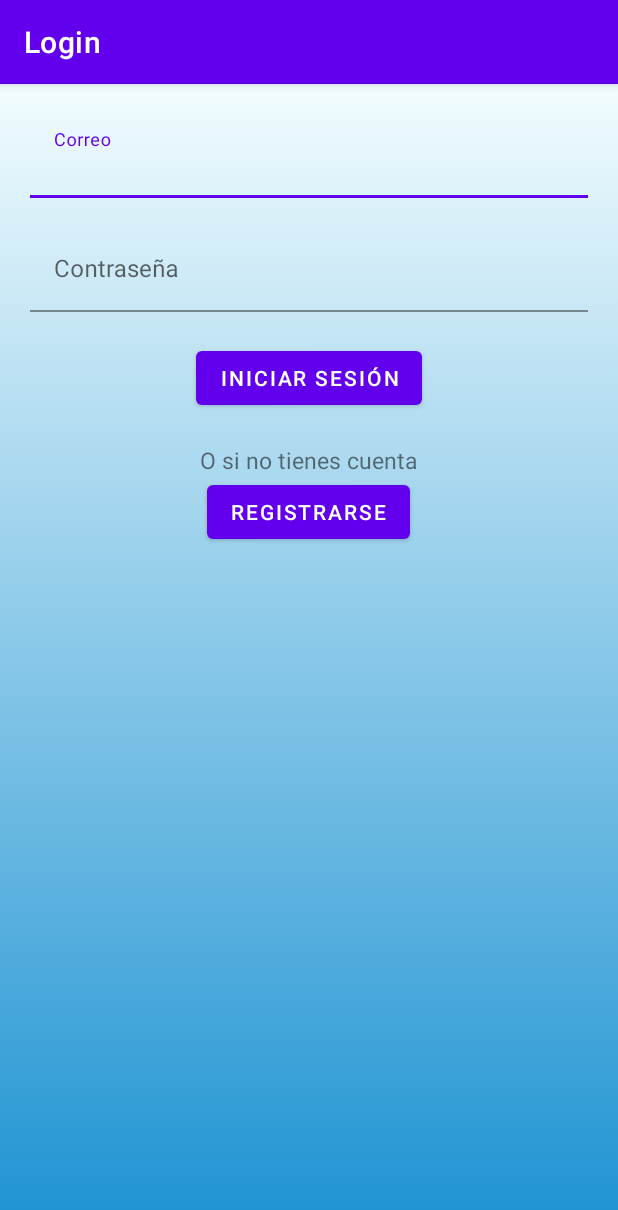
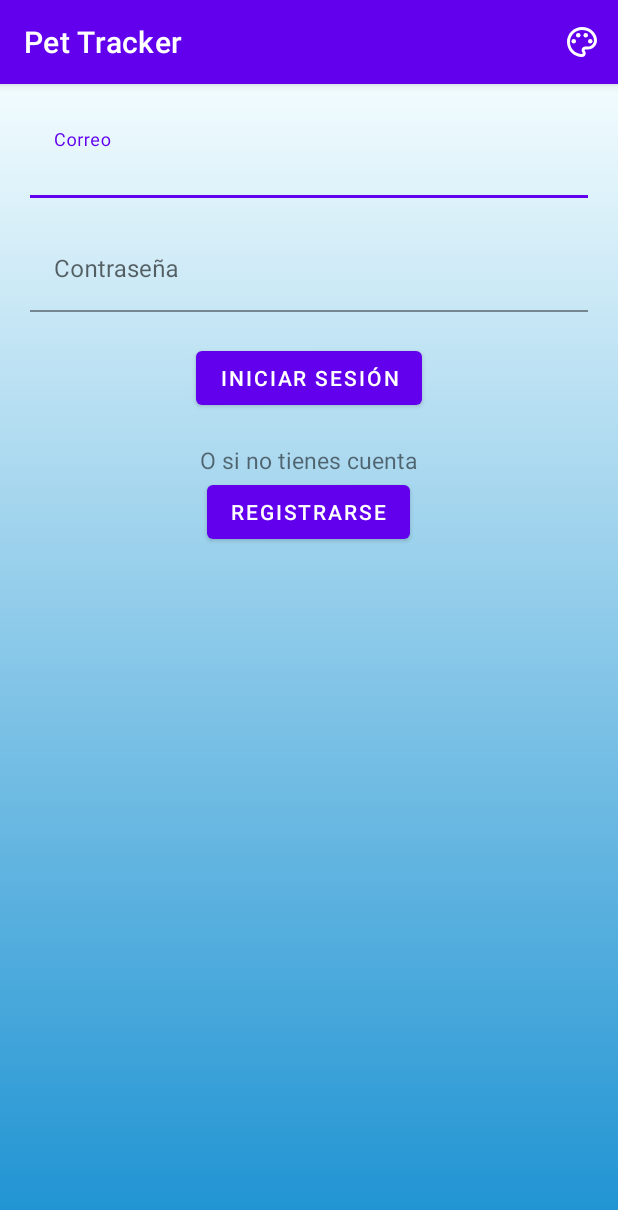
Before and after one commit to Garmii/Pet-Tracker, an Android app: the screen it shows after launch (Login), on a phone screen of 412 x 824 dp. Shown: the top 1210 px of the screen. Run offline under Robolectric (Android 15) with nearby library versions, the phone set to English and light mode, and no system bars; libraries missing offline, so code that uses them is left out: com.shashank.sony.

Commit message:
Empiezo a crear temas

```diff
--- a/app/src/main/java/com/example/Pet_Tracker/Login.java
+++ b/app/src/main/java/com/example/Pet_Tracker/Login.java
@@ -10,6 +10,7 @@ import android.content.Intent;
 import android.database.Cursor;
 import android.database.sqlite.SQLiteDatabase;
 import android.os.Bundle;
+import android.view.Menu;
 import android.view.View;
 import android.widget.Button;
 import android.widget.EditText;
@@ -153,4 +154,10 @@ public class Login extends AppCompatActivity {
                 e.printStackTrace();
             }
     }
+
+    @Override
+    public boolean onCreateOptionsMenu(Menu menu) {
+        getMenuInflater().inflate(R.menu.app_bar_menu,menu);
+        return true;
+    }
 }
--- /dev/null
+++ b/app/src/main/res/drawable/ic_outline_change_theme.xml
@@ -0,0 +1,22 @@
+<vector xmlns:android="http://schemas.android.com/apk/res/android"
+    android:width="24dp"
+    android:height="24dp"
+    android:viewportWidth="24"
+    android:viewportHeight="24"
+    android:tint="?attr/colorControlNormal">
+  <path
+      android:fillColor="@android:color/white"
+      android:pathData="M12,22C6.49,22 2,17.51 2,12S6.49,2 12,2s10,4.04 10,9c0,3.31 -2.69,6 -6,6h-1.77c-0.28,0 -0.5,0.22 -0.5,0.5 0,0.12 0.05,0.23 0.13,0.33 0.41,0.47 0.64,1.06 0.64,1.67 0,1.38 -1.12,2.5 -2.5,2.5zM12,4c-4.41,0 -8,3.59 -8,8s3.59,8 8,8c0.28,0 0.5,-0.22 0.5,-0.5 0,-0.16 -0.08,-0.28 -0.14,-0.35 -0.41,-0.46 -0.63,-1.05 -0.63,-1.65 0,-1.38 1.12,-2.5 2.5,-2.5L16,15c2.21,0 4,-1.79 4,-4 0,-3.86 -3.59,-7 -8,-7z"/>
+  <path
+      android:fillColor="@android:color/white"
+      android:pathData="M6.5,11.5m-1.5,0a1.5,1.5 0,1 1,3 0a1.5,1.5 0,1 1,-3 0"/>
+  <path
+      android:fillColor="@android:color/white"
+      android:pathData="M9.5,7.5m-1.5,0a1.5,1.5 0,1 1,3 0a1.5,1.5 0,1 1,-3 0"/>
+  <path
+      android:fillColor="@android:color/white"
+      android:pathData="M14.5,7.5m-1.5,0a1.5,1.5 0,1 1,3 0a1.5,1.5 0,1 1,-3 0"/>
+  <path
+      android:fillColor="@android:color/white"
+      android:pathData="M17.5,11.5m-1.5,0a1.5,1.5 0,1 1,3 0a1.5,1.5 0,1 1,-3 0"/>
+</vector>
--- /dev/null
+++ b/app/src/main/res/menu/app_bar_menu.xml
@@ -0,0 +1,12 @@
+<?xml version="1.0" encoding="utf-8"?>
+<menu xmlns:android="http://schemas.android.com/apk/res/android"
+    xmlns:app="http://schemas.android.com/apk/res-auto">
+
+    <item android:id="@+id/botonCambiarTema"
+        android:title="Cambiar tema"
+        android:icon="@drawable/ic_outline_change_theme"
+        android:orderInCategory="100"
+        app:showAsAction="ifRoom"
+         />
+
+</menu>
--- a/app/src/main/res/values/strings.xml
+++ b/app/src/main/res/values/strings.xml
@@ -1,4 +1,4 @@
 <resources>
-    <string name="app_name">Login</string>
+    <string name="app_name">Pet Tracker</string>
     <string name="tv_iniciar_sesion">Iniciar Sesión</string>
 </resources>
```
Also changed, not shown: app/src/main/java/SharedPreferences/SharedPreferences.java (added, +23 -0 lines), app/src/main/java/com/example/Pet_Tracker/Mascotas.java (+32 -0 lines), app/src/main/res/values/attrs.xml (added, +14 -0 lines).
